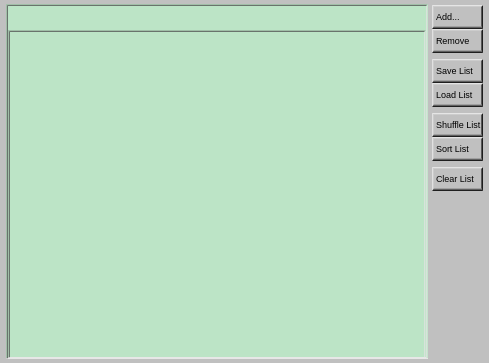
Above: ui/PlayListEditorWindow.ui from ModPlugPlayer/ModPlugPlayer before the change. Below: the same form after it.
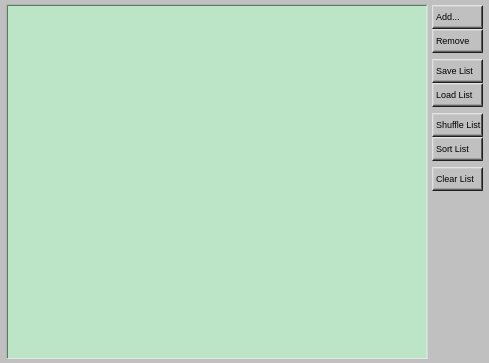
That is the form after the change. Custom widgets are drawn as their Qt base class.

Commit message: PlayList Editor GUI arrangements

What changed in the file:
```diff
--- a/ui/PlayListEditorWindow.ui
+++ b/ui/PlayListEditorWindow.ui
@@ -103,13 +103,39 @@
        <item row="1" column="0">
         <widget class="PlayListWidget" name="playListWidget">
          <property name="styleSheet">
-          <string notr="true">border: none;
+          <string notr="true">*{
+color: black;
+border: none;
+}
 QListView::item:hover {
     background: rgba(128, 128, 128, 64);
 }
 
 QListView::item:selected:hover {
     background: rgba(128, 128, 255, 64);
+}
+
+QScrollBar:vertical {              
+        border: none;
+        width:10px;    
+        margin: 0px 0px 0px 0px;
+}
+
+QScrollBar::handle:vertical {
+	background-color: black;
+    min-height: 0px;
+}
+
+QScrollBar::add-line:vertical {
+    height: 0px;
+    subcontrol-position: bottom;
+    subcontrol-origin: margin;
+}
+
+QScrollBar::sub-line:vertical {
+    height: 0 px;
+    subcontrol-position: top;
+    subcontrol-origin: margin;
 }</string>
          </property>
          <property name="horizontalScrollBarPolicy">
```
